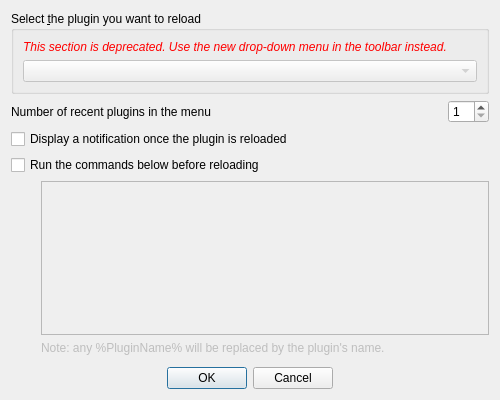
borysiasty/plugin_reloader, file ConfigurationDialogBase.ui: the form before one commit.
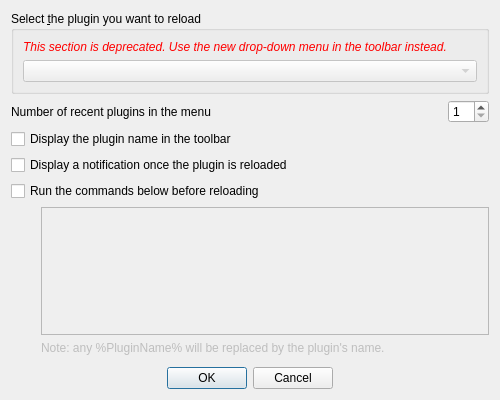
The form after the commit.

Commit message: Make toolbar button text optional

The edit to the form file:
```diff
--- a/ConfigurationDialogBase.ui
+++ b/ConfigurationDialogBase.ui
@@ -33,20 +33,7 @@
    <string/>
   </property>
   <layout class="QGridLayout" name="gridLayout">
-   <item row="12" column="0">
-    <widget class="QDialogButtonBox" name="buttonBox">
-     <property name="focusPolicy">
-      <enum>Qt::NoFocus</enum>
-     </property>
-     <property name="standardButtons">
-      <set>QDialogButtonBox::Cancel|QDialogButtonBox::Ok</set>
-     </property>
-     <property name="centerButtons">
-      <bool>true</bool>
-     </property>
-    </widget>
-   </item>
-   <item row="6" column="0">
+   <item row="7" column="0">
     <layout class="QGridLayout" name="gridLayout_2">
      <property name="bottomMargin">
       <number>6</number>
@@ -93,23 +80,6 @@
      </item>
     </layout>
    </item>
-   <item row="4" column="0">
-    <widget class="QCheckBox" name="cbExtraCommands">
-     <property name="sizePolicy">
-      <sizepolicy hsizetype="Expanding" vsizetype="Fixed">
-       <horstretch>0</horstretch>
-       <verstretch>0</verstretch>
-      </sizepolicy>
-     </property>
-     <property name="toolTip">
-      <string>&lt;html&gt;&lt;head/&gt;&lt;body&gt;&lt;p&gt;QGIS will try to execute any commands typed here in a shell before reloading the plugin.&lt;/p&gt;
-&lt;p&gt;This can be useful, for example, if you need to copy the new source code into the QGIS plugins directory.&lt;/p&gt;&lt;/body&gt;&lt;/html&gt;</string>
-     </property>
-     <property name="text">
-      <string>Run the commands below before reloading</string>
-     </property>
-    </widget>
-   </item>
    <item row="1" column="0">
     <widget class="QGroupBox" name="groupBox">
      <property name="title">
@@ -153,6 +123,35 @@
      </layout>
     </widget>
    </item>
+   <item row="13" column="0">
+    <widget class="QDialogButtonBox" name="buttonBox">
+     <property name="focusPolicy">
+      <enum>Qt::NoFocus</enum>
+     </property>
+     <property name="standardButtons">
+      <set>QDialogButtonBox::Cancel|QDialogButtonBox::Ok</set>
+     </property>
+     <property name="centerButtons">
+      <bool>true</bool>
+     </property>
+    </widget>
+   </item>
+   <item row="4" column="0">
+    <widget class="QCheckBox" name="cbNotifications">
+     <property name="sizePolicy">
+      <sizepolicy hsizetype="Expanding" vsizetype="Fixed">
+       <horstretch>0</horstretch>
+       <verstretch>0</verstretch>
+      </sizepolicy>
+     </property>
+     <property name="toolTip">
+      <string>&lt;html&gt;&lt;head/&gt;&lt;body&gt;&lt;p&gt;Push a notification about the successful reload to the QGIS message bar.&lt;/p&gt;&lt;p&gt;&lt;span style=&quot; font-weight:600;&quot;&gt;Check this&lt;/span&gt;, if you like to be sure you reloaded the right plugin.&lt;/p&gt;&lt;p&gt;&lt;span style=&quot; font-weight:600;&quot;&gt;Uncheck this&lt;/span&gt;, if you hate trivial notifications covering error messages from the plugin.&lt;/p&gt;&lt;/body&gt;&lt;/html&gt;</string>
+     </property>
+     <property name="text">
+      <string>Display a notification once the plugin is reloaded</string>
+     </property>
+    </widget>
+   </item>
    <item row="2" column="0">
     <layout class="QHBoxLayout" name="horizontalLayout">
      <item>
@@ -183,19 +182,30 @@
      </item>
     </layout>
    </item>
+   <item row="5" column="0">
+    <widget class="QCheckBox" name="cbExtraCommands">
+     <property name="sizePolicy">
+      <sizepolicy hsizetype="Expanding" vsizetype="Fixed">
+       <horstretch>0</horstretch>
+       <verstretch>0</verstretch>
+      </sizepolicy>
+     </property>
+     <property name="toolTip">
+      <string>&lt;html&gt;&lt;head/&gt;&lt;body&gt;&lt;p&gt;QGIS will try to execute any commands typed here in a shell before reloading the plugin.&lt;/p&gt;
+&lt;p&gt;This can be useful, for example, if you need to copy the new source code into the QGIS plugins directory.&lt;/p&gt;&lt;/body&gt;&lt;/html&gt;</string>
+     </property>
+     <property name="text">
+      <string>Run the commands below before reloading</string>
+     </property>
+    </widget>
+   </item>
    <item row="3" column="0">
-    <widget class="QCheckBox" name="cbNotifications">
-     <property name="sizePolicy">
-      <sizepolicy hsizetype="Expanding" vsizetype="Fixed">
-       <horstretch>0</horstretch>
-       <verstretch>0</verstretch>
-      </sizepolicy>
-     </property>
+    <widget class="QCheckBox" name="cbToolButtonText">
      <property name="toolTip">
       <string>&lt;html&gt;&lt;head/&gt;&lt;body&gt;&lt;p&gt;Push a notification about the successful reload to the QGIS message bar.&lt;/p&gt;&lt;p&gt;&lt;span style=&quot; font-weight:600;&quot;&gt;Check this&lt;/span&gt;, if you like to be sure you reloaded the right plugin.&lt;/p&gt;&lt;p&gt;&lt;span style=&quot; font-weight:600;&quot;&gt;Uncheck this&lt;/span&gt;, if you hate trivial notifications covering error messages from the plugin.&lt;/p&gt;&lt;/body&gt;&lt;/html&gt;</string>
      </property>
      <property name="text">
-      <string>Display a notification once the plugin is reloaded</string>
+      <string>Display the plugin name in the toolbar</string>
      </property>
     </widget>
    </item>
```
Left out of the diff: 6 changed lines with no effect on the pictures. The commit also changes 9 other files.
